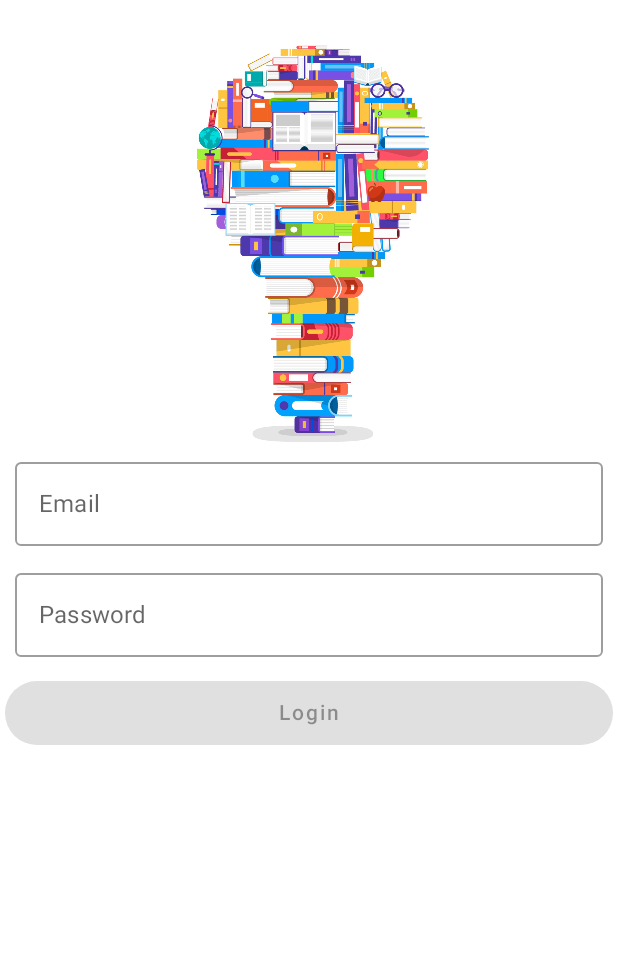
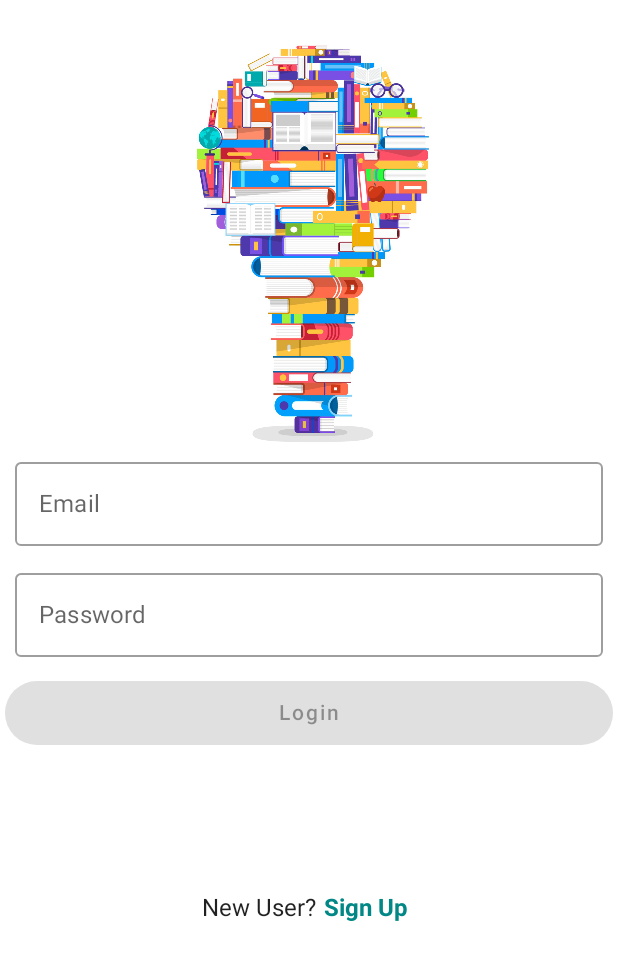
Before and after one commit to OneDudeDesign/Jet_Reader, an Android app built with Jetpack Compose: the screen it shows after launch (MainActivity), on a phone screen of 412 x 824 dp. Shown: the top 960 px of the screen. Run offline under Robolectric (Android 15) with nearby library versions, the light colour scheme and no system bars; our stand-ins replace Dagger/Hilt's generated code, Firebase (no records; nobody signed in at launch, a user with empty details on screens opened directly).

Commit message:
Authentication working via Firebase Email/Password. mUser DB created in Firestore, Authentication failure modes are not addressed

```diff
--- a/app/src/main/java/com/onedudedesign/jetreader/components/ReaderComponents.kt
+++ b/app/src/main/java/com/onedudedesign/jetreader/components/ReaderComponents.kt
@@ -4,12 +4,10 @@ import androidx.compose.foundation.Image
 import androidx.compose.foundation.layout.fillMaxWidth
 import androidx.compose.foundation.layout.padding
 import androidx.compose.foundation.layout.size
+import androidx.compose.foundation.shape.CircleShape
 import androidx.compose.foundation.text.KeyboardActions
 import androidx.compose.foundation.text.KeyboardOptions
-import androidx.compose.material.IconButton
-import androidx.compose.material.MaterialTheme
-import androidx.compose.material.OutlinedTextField
-import androidx.compose.material.Text
+import androidx.compose.material.*
 import androidx.compose.material.icons.Icons
 import androidx.compose.material.icons.filled.Close
 import androidx.compose.runtime.Composable
@@ -133,3 +131,26 @@ fun PasswordVisibility(passwordVisibility: MutableState<Boolean>) {
         Icons.Default.Close
     }
 }
+
+@Composable
+fun SubmitButton(
+    textId: String,
+    loading: Boolean,
+    validInputs: Boolean,
+    onClick: () -> Unit
+) {
+
+    Button(
+        onClick = onClick,
+        modifier = Modifier
+            .padding(3.dp)
+            .fillMaxWidth(),
+        enabled = !loading && validInputs,
+        shape = CircleShape
+    ) {
+        if (loading) CircularProgressIndicator(modifier = Modifier.size(25.dp))
+        else Text(text = textId, modifier = Modifier.padding(5.dp))
+
+    }
+
+}
--- a/app/src/main/java/com/onedudedesign/jetreader/screens/ReaderSplashScreen.kt
+++ b/app/src/main/java/com/onedudedesign/jetreader/screens/ReaderSplashScreen.kt
@@ -21,6 +21,8 @@ import androidx.compose.ui.graphics.vector.rememberVectorPainter
 import androidx.compose.ui.res.painterResource
 import androidx.compose.ui.unit.dp
 import androidx.navigation.NavHostController
+import com.google.firebase.auth.FirebaseAuth
+import com.google.firebase.ktx.Firebase
 import com.onedudedesign.jetreader.R
 import com.onedudedesign.jetreader.components.ReaderLogo
 import com.onedudedesign.jetreader.navigation.ReaderScreens
@@ -35,13 +37,21 @@ fun ReaderSplashScreen(navController: NavHostController) {
     }
     //using launched effect to do the bounce scaling on the splash screen
     LaunchedEffect(key1 = true) {
-        scale.animateTo(1.0f,
-        animationSpec = tween(durationMillis = 2000,
-        easing = { OvershootInterpolator(10f)
-            .getInterpolation(it)}))
+        scale.animateTo(
+            1.0f,
+            animationSpec = tween(durationMillis = 2000,
+                easing = {
+                    OvershootInterpolator(10f)
+                        .getInterpolation(it)
+                })
+        )
         delay(4000L)
-        //later add if to login, for now go home
-        navController.navigate(ReaderScreens.ReaderLoginScreen.name)
+        //check if there is an authenticated user to go home otherwise login
+        if (FirebaseAuth.getInstance().currentUser?.email.isNullOrBlank()) {
+            navController.navigate(ReaderScreens.ReaderLoginScreen.name)
+        } else {
+            navController.navigate(ReaderScreens.ReaderHomeScreen.name)
+        }
     }
 
     Surface(
@@ -61,9 +71,11 @@ fun ReaderSplashScreen(navController: NavHostController) {
         ) {
             ReaderLogo()
             Spacer(modifier = Modifier.height(5.dp))
-            Text(text = "\"Read. Change Yourself\"",
-            style = MaterialTheme.typography.h5,
-            color = Color.LightGray)
+            Text(
+                text = "\"Read. Change Yourself\"",
+                style = MaterialTheme.typography.h5,
+                color = Color.LightGray
+            )
         }
 
     }
--- a/app/src/main/java/com/onedudedesign/jetreader/screens/login/ReaderLoginScreen.kt
+++ b/app/src/main/java/com/onedudedesign/jetreader/screens/login/ReaderLoginScreen.kt
@@ -2,6 +2,7 @@ package com.onedudedesign.jetreader.screens.login
 
 import android.util.Log
 import androidx.compose.foundation.background
+import androidx.compose.foundation.clickable
 import androidx.compose.foundation.layout.*
 import androidx.compose.foundation.rememberScrollState
 import androidx.compose.foundation.shape.CircleShape
@@ -22,21 +23,32 @@ import androidx.compose.ui.Modifier
 import androidx.compose.ui.focus.FocusRequester
 import androidx.compose.ui.focus.focusRequester
 import androidx.compose.ui.platform.LocalSoftwareKeyboardController
+import androidx.compose.ui.res.stringResource
 import androidx.compose.ui.text.TextStyle
+import androidx.compose.ui.text.font.FontWeight
 import androidx.compose.ui.text.input.ImeAction
 import androidx.compose.ui.text.input.KeyboardType
 import androidx.compose.ui.text.input.PasswordVisualTransformation
 import androidx.compose.ui.text.input.VisualTransformation
+import androidx.compose.ui.text.style.TextAlign
 import androidx.compose.ui.tooling.preview.Preview
 import androidx.compose.ui.unit.dp
 import androidx.compose.ui.unit.sp
 import androidx.navigation.NavHostController
+import com.onedudedesign.jetreader.R
 import com.onedudedesign.jetreader.components.EmailInput
 import com.onedudedesign.jetreader.components.PasswordInput
 import com.onedudedesign.jetreader.components.ReaderLogo
+import com.onedudedesign.jetreader.components.SubmitButton
+import com.onedudedesign.jetreader.navigation.ReaderScreens
 
 @Composable
-fun ReaderLoginScreen(navController: NavHostController) {
+fun ReaderLoginScreen(
+    navController: NavHostController,
+    viewModel: ReaderLoginScreenViewModel = androidx.lifecycle.viewmodel.compose.viewModel()
+) {
+    val showLoginForm = rememberSaveable { mutableStateOf(true) }
+
     Surface(
         modifier = Modifier
             .fillMaxSize()
@@ -52,12 +64,46 @@ fun ReaderLoginScreen(navController: NavHostController) {
                     .size(300.dp, 300.dp)
                     .padding(top = 15.dp)
             )
-            UserForm(loading = false, isCreateAccount = false) { email, password ->
-                Log.d("Form", "ReaderLoginScreen: $email $password ")
+            if (showLoginForm.value) {
+                UserForm(loading = false, isCreateAccount = false) { email, password ->
+                    Log.d("Form", "ReaderLoginScreen: $email $password ")
+
+                    viewModel.signInWithEmailAndPassword(email, password){
+                        navController.navigate(ReaderScreens.ReaderHomeScreen.name)
+                    }
+                }
+            } else {
+                UserForm(loading = false, isCreateAccount = true) { email, password ->
+                    Log.d("Form", "ReaderLoginScreen: $email $password ")
+                    viewModel.createUserWithEmailAndPassword(email,password){
+                        navController.navigate(ReaderScreens.ReaderHomeScreen.name)
+                    }
+                }
             }
 
+            Row(
+                modifier = Modifier
+                    .padding(15.dp),
+                horizontalArrangement = Arrangement.Center,
+                verticalAlignment = Alignment.CenterVertically
 
+            ) {
+                val text = if (showLoginForm.value) "Sign Up" else "Login"
+                Text(text = "New User?")
+                Text(text = text,
+                    modifier = Modifier
+                        .clickable {
+                            showLoginForm.value = !showLoginForm.value
+                        }
+                        .padding(5.dp),
+                    fontWeight = FontWeight.Bold,
+                    color = MaterialTheme.colors.secondaryVariant
+                )
+
+            }
         }
+
+
     }
 }
 
@@ -78,11 +124,18 @@ fun UserForm(
         email.value.trim().isNotEmpty() && password.value.trim().isNotEmpty()
     }
     val modifier = Modifier
-        .height(250.dp)
+        .height(275.dp)
         .background(color = MaterialTheme.colors.background)
         .verticalScroll(rememberScrollState())
     Column(modifier = modifier, horizontalAlignment = Alignment.CenterHorizontally) {
-
+        if (isCreateAccount) {
+            Text(
+                text = stringResource(id = R.string.create_acct),
+                modifier = Modifier
+                    .padding(10.dp),
+                textAlign = TextAlign.Center
+            )
+        }
         EmailInput(
             emailState = email,
             enabled = !loading,
@@ -99,7 +152,8 @@ fun UserForm(
             passwordVisibility = passwordVisibility,
             onAction = KeyboardActions {
                 if (!valid) return@KeyboardActions
-                onDone(email.value.trim(), password.value.trim())
+//                onDone(email.value.trim(), password.value.trim())
+                keyboardController?.hide()
             }
         )
 
@@ -109,32 +163,10 @@ fun UserForm(
             validInputs = valid
         ) {
             onDone(email.value.trim(), password.value.trim())
+            keyboardController?.hide()
         }
 
 
     }
 
 }
-
-@Composable
-fun SubmitButton(
-    textId: String,
-    loading: Boolean,
-    validInputs: Boolean,
-    onClick: () -> Unit
-) {
-
-    Button(
-        onClick = onClick,
-        modifier = Modifier
-            .padding(3.dp)
-            .fillMaxWidth(),
-        enabled = !loading && validInputs,
-        shape = CircleShape
-    ) {
-        if (loading) CircularProgressIndicator(modifier = Modifier.size(25.dp))
-        else Text(text = textId, modifier = Modifier.padding(5.dp))
-
-    }
-
-}
--- a/app/src/main/res/values/strings.xml
+++ b/app/src/main/res/values/strings.xml
@@ -1,3 +1,4 @@
 <resources>
     <string name="app_name">Jet Reader</string>
+    <string name="create_acct">Please enter a valid email and password that is at least 6 characters.</string>
 </resources>
```
Also changed, not shown: app/src/main/java/com/onedudedesign/jetreader/model/MUser.kt (added, +20 -0 lines), app/src/main/java/com/onedudedesign/jetreader/screens/login/LoadingState.kt (added, +19 -0 lines), app/src/main/java/com/onedudedesign/jetreader/screens/login/ReaderLoginScreenViewModel.kt (added, +79 -0 lines).
